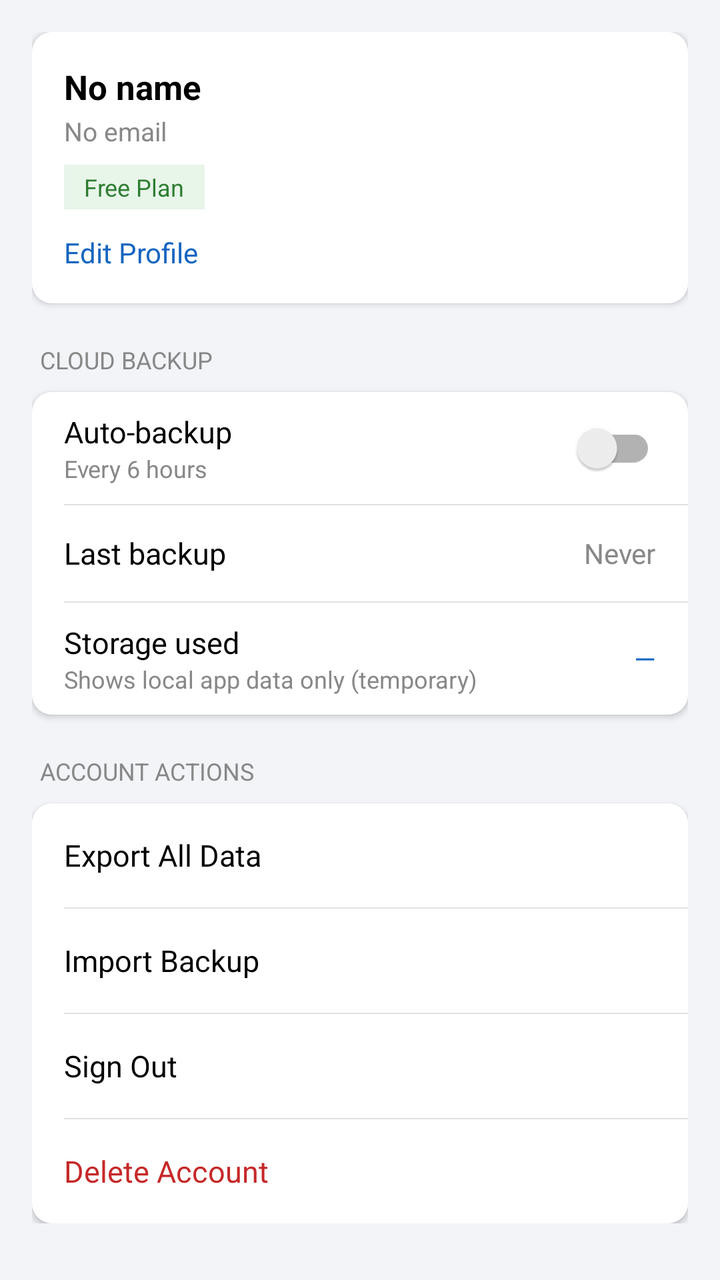
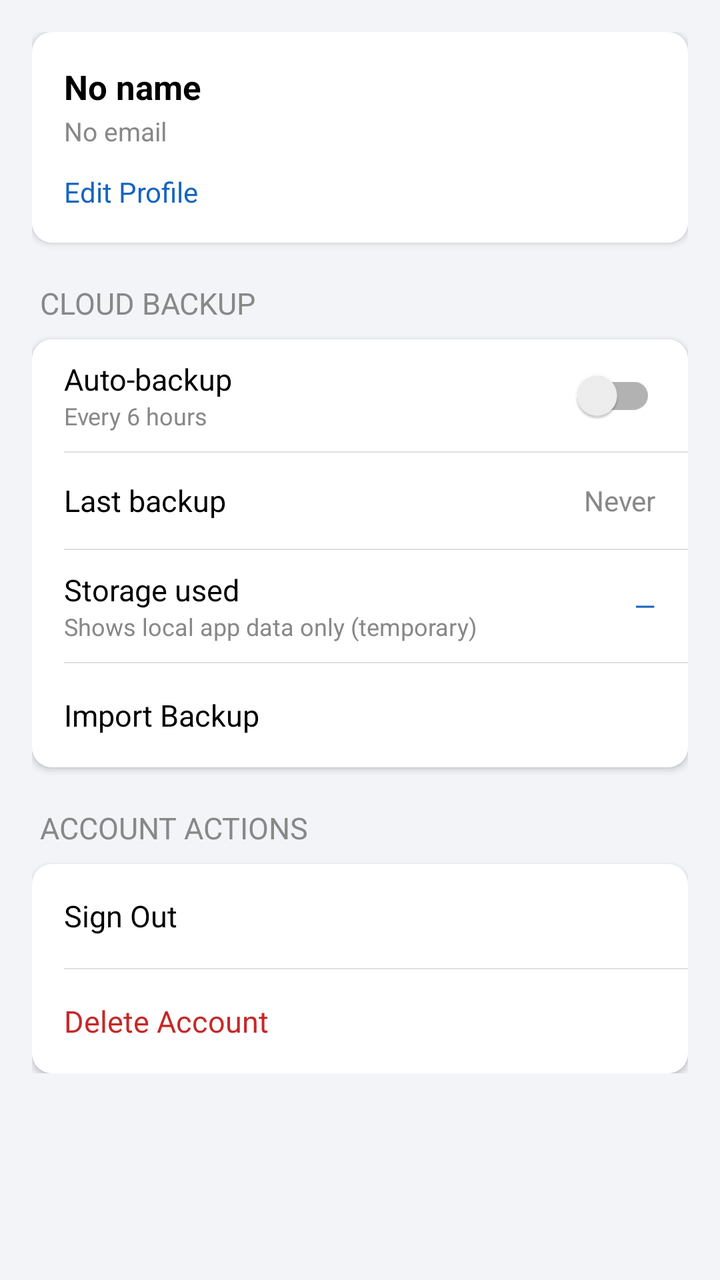

Compare the two renders of this Android layout. The source of the first and the diff that turns it into the second are given below.
<!-- AndroidManifest.xml: application theme Theme.AquaSense -->
<!-- res/layout/fragment_accounts_backup.xml -->
<?xml version="1.0" encoding="utf-8"?>
<ScrollView xmlns:android="http://schemas.android.com/apk/res/android"
    android:layout_width="match_parent"
    android:layout_height="match_parent"
    android:background="@color/background">

    <LinearLayout
        android:layout_width="match_parent"
        android:layout_height="wrap_content"
        android:orientation="vertical"
        android:padding="16dp">

        
        <LinearLayout
            android:layout_width="match_parent"
            android:layout_height="wrap_content"
            android:layout_marginBottom="20dp"
            android:background="@drawable/bg_settings_card"
            android:elevation="2dp"
            android:orientation="vertical"
            android:padding="16dp">

            <TextView
                android:id="@+id/tvProfileName"
                android:layout_width="wrap_content"
                android:layout_height="wrap_content"
                android:text="@string/profile_name_empty"
                android:textColor="@color/text_primary"
                android:textSize="17sp"
                android:textStyle="bold" />

            <TextView
                android:id="@+id/tvProfileEmail"
                android:layout_width="wrap_content"
                android:layout_height="wrap_content"
                android:layout_marginTop="2dp"
                android:text="@string/profile_email_empty"
                android:textColor="@color/text_secondary"
                android:textSize="13sp" />

            <TextView
                android:id="@+id/tvProfilePlan"
                android:layout_width="wrap_content"
                android:layout_height="wrap_content"
                android:layout_marginTop="8dp"
                android:background="@color/plan_badge_bg"
                android:paddingStart="10dp"
                android:paddingEnd="10dp"
                android:paddingTop="3dp"
                android:paddingBottom="3dp"
                android:text="@string/profile_plan_placeholder"
                android:textColor="@color/plan_badge_text"
                android:textSize="12sp" />

            <TextView
                android:id="@+id/btnEditProfile"
                android:layout_width="wrap_content"
                android:layout_height="wrap_content"
                android:layout_marginTop="12dp"
                android:clickable="true"
                android:focusable="true"
                android:text="@string/edit_profile"
                android:textColor="@color/accent"
                android:textSize="14sp" />

        </LinearLayout>

        
        <TextView
            android:layout_width="wrap_content"
            android:layout_height="wrap_content"
            android:layout_marginBottom="8dp"
            android:layout_marginStart="4dp"
            android:text="@string/section_cloud_backup"
            android:textAllCaps="true"
            android:textColor="@color/text_secondary"
            android:textSize="12sp" />

        <LinearLayout
            android:layout_width="match_parent"
            android:layout_height="wrap_content"
            android:layout_marginBottom="20dp"
            android:background="@drawable/bg_settings_card"
            android:elevation="2dp"
            android:orientation="vertical">

            
            <LinearLayout
                android:layout_width="match_parent"
                android:layout_height="56dp"
                android:gravity="center_vertical"
                android:orientation="horizontal"
                android:paddingStart="16dp"
                android:paddingEnd="16dp">

                <LinearLayout
                    android:layout_width="0dp"
                    android:layout_height="wrap_content"
                    android:layout_weight="1"
                    android:orientation="vertical">

                    <TextView
                        android:layout_width="wrap_content"
                        android:layout_height="wrap_content"
                        android:text="@string/auto_backup"
                        android:textColor="@color/text_primary"
                        android:textSize="15sp" />

                    <TextView
                        android:layout_width="wrap_content"
                        android:layout_height="wrap_content"
                        android:text="@string/auto_backup_desc"
                        android:textColor="@color/text_secondary"
                        android:textSize="12sp" />

                </LinearLayout>

                <androidx.appcompat.widget.SwitchCompat
                    android:id="@+id/switchAutoBackup"
                    android:layout_width="wrap_content"
                    android:layout_height="wrap_content" />

            </LinearLayout>

            <View
                android:layout_width="match_parent"
                android:layout_height="0.5dp"
                android:layout_marginStart="16dp"
                android:background="@color/divider" />

            
            <LinearLayout
                android:layout_width="match_parent"
                android:layout_height="48dp"
                android:gravity="center_vertical"
                android:orientation="horizontal"
                android:paddingStart="16dp"
                android:paddingEnd="16dp">

                <TextView
                    android:layout_width="0dp"
                    android:layout_height="wrap_content"
                    android:layout_weight="1"
                    android:text="@string/last_backup"
                    android:textColor="@color/text_primary"
                    android:textSize="15sp" />

                <TextView
                    android:id="@+id/tvLastBackup"
                    android:layout_width="wrap_content"
                    android:layout_height="wrap_content"
                    android:text="@string/never"
                    android:textColor="@color/text_secondary"
                    android:textSize="14sp" />

            </LinearLayout>

            <View
                android:layout_width="match_parent"
                android:layout_height="0.5dp"
                android:layout_marginStart="16dp"
                android:background="@color/divider" />

            
            <LinearLayout
                android:layout_width="match_parent"
                android:layout_height="56dp"
                android:gravity="center_vertical"
                android:orientation="horizontal"
                android:paddingStart="16dp"
                android:paddingEnd="16dp">

                <LinearLayout
                    android:layout_width="0dp"
                    android:layout_height="wrap_content"
                    android:layout_weight="1"
                    android:orientation="vertical">

                    <TextView
                        android:layout_width="wrap_content"
                        android:layout_height="wrap_content"
                        android:text="@string/storage_used"
                        android:textColor="@color/text_primary"
                        android:textSize="15sp" />

                    <TextView
                        android:layout_width="wrap_content"
                        android:layout_height="wrap_content"
                        android:text="@string/storage_used_desc"
                        android:textColor="@color/text_secondary"
                        android:textSize="12sp" />

                </LinearLayout>

                <TextView
                    android:id="@+id/tvStorageUsed"
                    android:layout_width="wrap_content"
                    android:layout_height="wrap_content"
                    android:text="@string/storage_used_placeholder"
                    android:textColor="@color/accent"
                    android:textSize="14sp" />

            </LinearLayout>

        </LinearLayout>

        
        <TextView
            android:layout_width="wrap_content"
            android:layout_height="wrap_content"
            android:layout_marginBottom="8dp"
            android:layout_marginStart="4dp"
            android:text="@string/section_account_actions"
            android:textAllCaps="true"
            android:textColor="@color/text_secondary"
            android:textSize="12sp" />

        <LinearLayout
            android:layout_width="match_parent"
            android:layout_height="wrap_content"
            android:background="@drawable/bg_settings_card"
            android:elevation="2dp"
            android:orientation="vertical">

            <TextView
                android:id="@+id/btnExportData"
                android:layout_width="match_parent"
                android:layout_height="52dp"
                android:clickable="true"
                android:focusable="true"
                android:foreground="?attr/selectableItemBackground"
                android:gravity="center_vertical"
                android:paddingStart="16dp"
                android:paddingEnd="16dp"
                android:text="@string/export_all_data"
                android:textColor="@color/text_primary"
                android:textSize="15sp" />

            <View
                android:layout_width="match_parent"
                android:layout_height="0.5dp"
                android:layout_marginStart="16dp"
                android:background="@color/divider" />

            <TextView
                android:id="@+id/btnImportBackup"
                android:layout_width="match_parent"
                android:layout_height="52dp"
                android:clickable="true"
                android:focusable="true"
                android:foreground="?attr/selectableItemBackground"
                android:gravity="center_vertical"
                android:paddingStart="16dp"
                android:paddingEnd="16dp"
                android:text="@string/import_backup"
                android:textColor="@color/text_primary"
                android:textSize="15sp" />

            <View
                android:layout_width="match_parent"
                android:layout_height="0.5dp"
                android:layout_marginStart="16dp"
                android:background="@color/divider" />

            <TextView
                android:id="@+id/btnSignOut"
                android:layout_width="match_parent"
                android:layout_height="52dp"
                android:clickable="true"
                android:focusable="true"
                android:foreground="?attr/selectableItemBackground"
                android:gravity="center_vertical"
                android:paddingStart="16dp"
                android:paddingEnd="16dp"
                android:text="@string/sign_out"
                android:textColor="@color/text_primary"
                android:textSize="15sp" />

            <View
                android:layout_width="match_parent"
                android:layout_height="0.5dp"
                android:layout_marginStart="16dp"
                android:background="@color/divider" />

            <TextView
                android:id="@+id/btnDeleteAccount"
                android:layout_width="match_parent"
                android:layout_height="52dp"
                android:clickable="true"
                android:focusable="true"
                android:foreground="?attr/selectableItemBackground"
                android:gravity="center_vertical"
                android:paddingStart="16dp"
                android:paddingEnd="16dp"
                android:text="@string/delete_account"
                android:textColor="@color/danger"
                android:textSize="15sp" />

        </LinearLayout>

    </LinearLayout>

</ScrollView>
<!-- resources referenced by this layout -->
<resources>
  <color name="accent">#FF1565C0</color>
  <color name="background">#FFF2F4F8</color>
  <color name="danger">#FFC62828</color>
  <color name="divider">#FFE0E0E0</color>
  <color name="plan_badge_bg">#FFE8F5E9</color>
  <color name="plan_badge_text">#FF2E7D32</color>
  <color name="text_primary">#FF000000</color>
  <color name="text_secondary">#FF888888</color>
  <!-- drawable bg_settings_card (drawable) -->
  <?xml version="1.0" encoding="utf-8"?>
  <shape xmlns:android="http://schemas.android.com/apk/res/android"
      android:shape="rectangle">
      <solid android:color="@color/card_background" />
      <corners android:radius="10dp" />
  </shape>
  <string name="auto_backup">Auto-backup</string>
  <string name="auto_backup_desc">Every 6 hours</string>
  <string name="delete_account">Delete Account</string>
  <string name="edit_profile">Edit Profile</string>
  <string name="export_all_data">Export All Data</string>
  <string name="import_backup">Import Backup</string>
  <string name="last_backup">Last backup</string>
  <string name="never">Never</string>
  <string name="profile_email_empty">No email</string>
  <string name="profile_name_empty">No name</string>
  <string name="profile_plan_placeholder">Free Plan</string>
  <string name="section_account_actions">ACCOUNT ACTIONS</string>
  <string name="section_cloud_backup">CLOUD BACKUP</string>
  <string name="sign_out">Sign Out</string>
  <string name="storage_used">Storage used</string>
  <string name="storage_used_desc">Shows local app data only (temporary)</string>
  <string name="storage_used_placeholder">—</string>
  <style name="Theme.AquaSense" parent="Theme.MaterialComponents.DayNight.NoActionBar" />
  <color name="card_background">#FFFFFFFF</color>
</resources>

<!-- the commit's change to res/layout/fragment_accounts_backup.xml (unified diff, before → after) -->
@@ -1,8 +1,7 @@
 <?xml version="1.0" encoding="utf-8"?>
 <ScrollView xmlns:android="http://schemas.android.com/apk/res/android"
     android:layout_width="match_parent"
-    android:layout_height="match_parent"
-    android:background="@color/background">
+    android:layout_height="match_parent">
 
     <LinearLayout
         android:layout_width="match_parent"
@@ -39,20 +38,6 @@
                 android:textSize="13sp" />
 
             <TextView
-                android:id="@+id/tvProfilePlan"
-                android:layout_width="wrap_content"
-                android:layout_height="wrap_content"
-                android:layout_marginTop="8dp"
-                android:background="@color/plan_badge_bg"
-                android:paddingStart="10dp"
-                android:paddingEnd="10dp"
-                android:paddingTop="3dp"
-                android:paddingBottom="3dp"
-                android:text="@string/profile_plan_placeholder"
-                android:textColor="@color/plan_badge_text"
-                android:textSize="12sp" />
-
-            <TextView
                 android:id="@+id/btnEditProfile"
                 android:layout_width="wrap_content"
                 android:layout_height="wrap_content"
@@ -74,7 +59,7 @@
             android:text="@string/section_cloud_backup"
             android:textAllCaps="true"
             android:textColor="@color/text_secondary"
-            android:textSize="12sp" />
+            android:textSize="15sp" />
 
         <LinearLayout
             android:layout_width="match_parent"
@@ -201,6 +186,26 @@
                     android:textSize="14sp" />
 
             </LinearLayout>
+
+            <View
+                android:layout_width="match_parent"
+                android:layout_height="0.5dp"
+                android:layout_marginStart="16dp"
+                android:background="@color/divider" />
+
+            <TextView
+                android:id="@+id/btnImportBackup"
+                android:layout_width="match_parent"
+                android:layout_height="52dp"
+                android:clickable="true"
+                android:focusable="true"
+                android:foreground="?attr/selectableItemBackground"
+                android:gravity="center_vertical"
+                android:paddingStart="16dp"
+                android:paddingEnd="16dp"
+                android:text="@string/import_backup"
+                android:textColor="@color/text_primary"
+                android:textSize="15sp" />
 
         </LinearLayout>
 
@@ -213,7 +218,7 @@
             android:text="@string/section_account_actions"
             android:textAllCaps="true"
             android:textColor="@color/text_secondary"
-            android:textSize="12sp" />
+            android:textSize="15sp" />
 
         <LinearLayout
             android:layout_width="match_parent"
@@ -221,46 +226,6 @@
             android:background="@drawable/bg_settings_card"
             android:elevation="2dp"
             android:orientation="vertical">
-
-            <TextView
-                android:id="@+id/btnExportData"
-                android:layout_width="match_parent"
-                android:layout_height="52dp"
-                android:clickable="true"
-                android:focusable="true"
-                android:foreground="?attr/selectableItemBackground"
-                android:gravity="center_vertical"
-                android:paddingStart="16dp"
-                android:paddingEnd="16dp"
-                android:text="@string/export_all_data"
-                android:textColor="@color/text_primary"
-                android:textSize="15sp" />
-
-            <View
-                android:layout_width="match_parent"
-                android:layout_height="0.5dp"
-                android:layout_marginStart="16dp"
-                android:background="@color/divider" />
-
-            <TextView
-                android:id="@+id/btnImportBackup"
-                android:layout_width="match_parent"
-                android:layout_height="52dp"
-                android:clickable="true"
-                android:focusable="true"
-                android:foreground="?attr/selectableItemBackground"
-                android:gravity="center_vertical"
-                android:paddingStart="16dp"
-                android:paddingEnd="16dp"
-                android:text="@string/import_backup"
-                android:textColor="@color/text_primary"
-                android:textSize="15sp" />
-
-            <View
-                android:layout_width="match_parent"
-                android:layout_height="0.5dp"
-                android:layout_marginStart="16dp"
-                android:background="@color/divider" />
 
             <TextView
                 android:id="@+id/btnSignOut"
<!-- resource entries referenced after the edit -->
@@ -2,10 +2,9 @@
 <resources>
   <color name="accent">#FF1565C0</color>
   <color name="background">#FFF2F4F8</color>
+  <color name="toolbar_gradient_start">#FFC1DFE0</color>
   <color name="danger">#FFC62828</color>
   <color name="divider">#FFE0E0E0</color>
-  <color name="plan_badge_bg">#FFE8F5E9</color>
-  <color name="plan_badge_text">#FF2E7D32</color>
   <color name="text_primary">#FF000000</color>
   <color name="text_secondary">#FF888888</color>
   <!-- drawable bg_settings_card (drawable) -->
@@ -19,20 +18,26 @@
   <string name="auto_backup_desc">Every 6 hours</string>
   <string name="delete_account">Delete Account</string>
   <string name="edit_profile">Edit Profile</string>
-  <string name="export_all_data">Export All Data</string>
   <string name="import_backup">Import Backup</string>
   <string name="last_backup">Last backup</string>
   <string name="never">Never</string>
   <string name="profile_email_empty">No email</string>
   <string name="profile_name_empty">No name</string>
-  <string name="profile_plan_placeholder">Free Plan</string>
   <string name="section_account_actions">ACCOUNT ACTIONS</string>
   <string name="section_cloud_backup">CLOUD BACKUP</string>
   <string name="sign_out">Sign Out</string>
   <string name="storage_used">Storage used</string>
   <string name="storage_used_desc">Shows local app data only (temporary)</string>
   <string name="storage_used_placeholder">—</string>
-  <style name="Theme.AquaSense" parent="Theme.MaterialComponents.DayNight.NoActionBar" />
+  <style name="Theme.AquaSense" parent="Base.Theme.AquaSense" />
   <color name="card_background">#FFFFFFFF</color>
+  <style name="Base.Theme.AquaSense" parent="Theme.MaterialComponents.DayNight.NoActionBar">
+          
+          <item name="android:windowBackground">@color/background</item>
+          <item name="android:colorBackground">@color/background</item>
+          
+          <item name="android:statusBarColor">@color/toolbar_gradient_start</item>
+          <item name="android:windowLightStatusBar">@bool/light_status_bar_icons</item>
+      </style>
 </resources>
 
